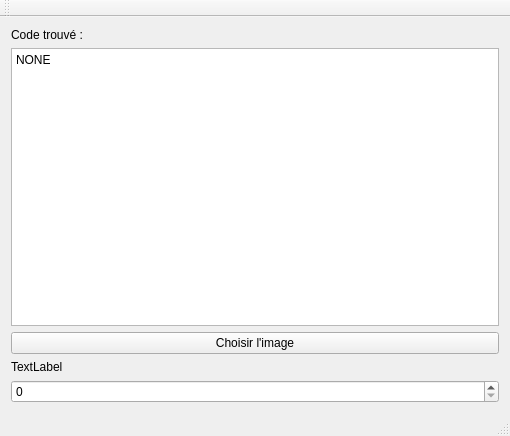
The window that src/app/mainwindow.ui (Jordan18122000/Cours_CPP_QT) describes before a commit, drawn with Qt 5.
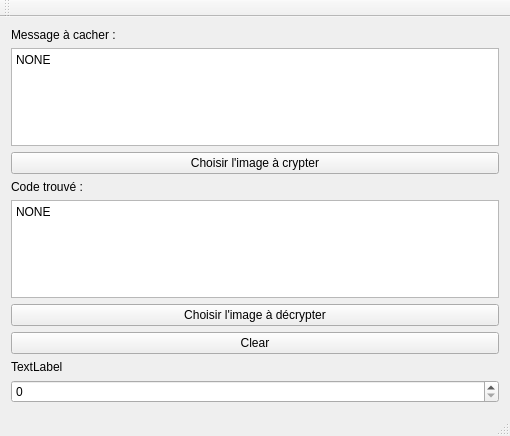
The same window after the commit.

Commit message: :lock: add cryptage image

Patch:
```diff
--- a/src/app/mainwindow.ui
+++ b/src/app/mainwindow.ui
@@ -37,7 +37,42 @@
       <item>
        <widget class="QPushButton" name="pushButton">
         <property name="text">
-         <string>Choisir l'image</string>
+         <string>Choisir l'image à décrypter</string>
+        </property>
+       </widget>
+      </item>
+      <item>
+       <widget class="QPushButton" name="pushButton_clear">
+        <property name="text">
+         <string>Clear</string>
+        </property>
+       </widget>
+      </item>
+     </layout>
+    </item>
+    <item row="0" column="0">
+     <layout class="QVBoxLayout" name="verticalLayout_3">
+      <item>
+       <widget class="QLabel" name="label_text_cryptage">
+        <property name="text">
+         <string>Message à cacher :</string>
+        </property>
+       </widget>
+      </item>
+      <item>
+       <widget class="QPlainTextEdit" name="plainTextEdit_cryptage">
+        <property name="readOnly">
+         <bool>false</bool>
+        </property>
+        <property name="plainText">
+         <string>NONE</string>
+        </property>
+       </widget>
+      </item>
+      <item>
+       <widget class="QPushButton" name="pushButton_cryptage">
+        <property name="text">
+         <string>Choisir l'image à crypter</string>
         </property>
        </widget>
       </item>
```
Left out of the diff: 4 changed lines with no effect on the pictures. The commit also changes 9 other files.
